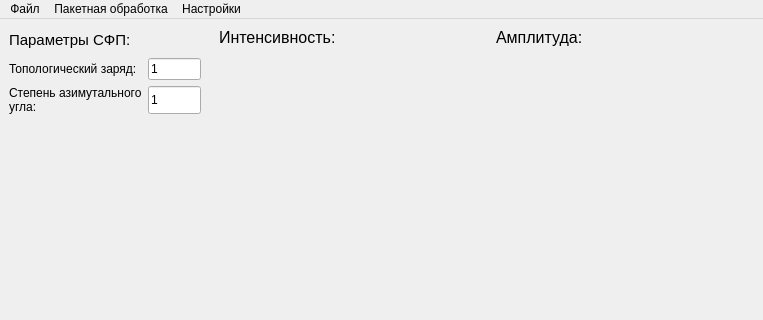
Qt form mainwindow.ui (Laufinsconsca/vortex-processing) before a commit; both pictures show x 0 to 763 and y 0 to 320 of the 763 by 844 pixel window.
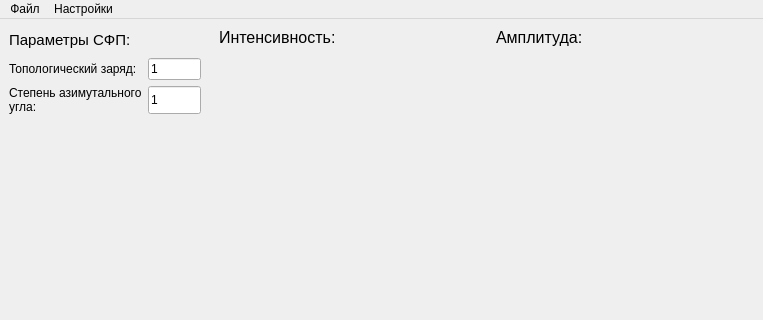
The same form after that commit. Icons and pictures are not drawn.

```diff
--- a/mainwindow.ui
+++ b/mainwindow.ui
@@ -718,11 +718,6 @@
     <addaction name="save_oam"/>
     <addaction name="close"/>
    </widget>
-   <widget class="QMenu" name="menu_2">
-    <property name="title">
-     <string>Пакетная обработка</string>
-    </property>
-   </widget>
    <widget class="QMenu" name="menu_3">
     <property name="title">
      <string>Настройки</string>
@@ -730,7 +725,6 @@
     <addaction name="settings"/>
    </widget>
    <addaction name="menu"/>
-   <addaction name="menu_2"/>
    <addaction name="menu_3"/>
   </widget>
   <widget class="QStatusBar" name="statusbar">
```
Left out of the diff: 5 changed lines with no effect on the pictures.
